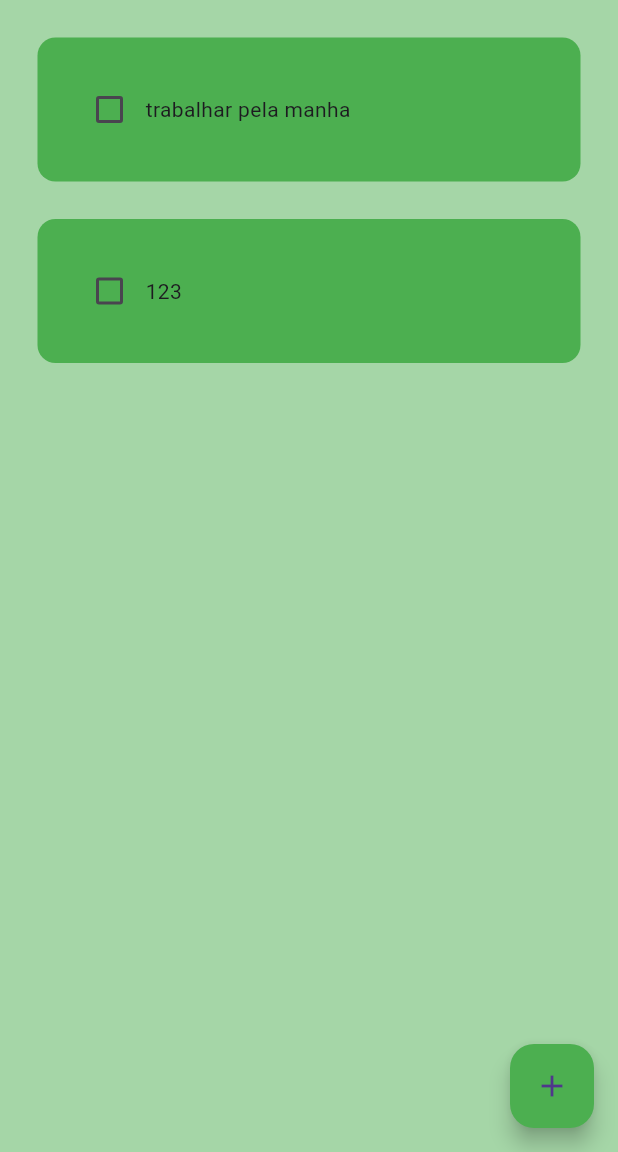
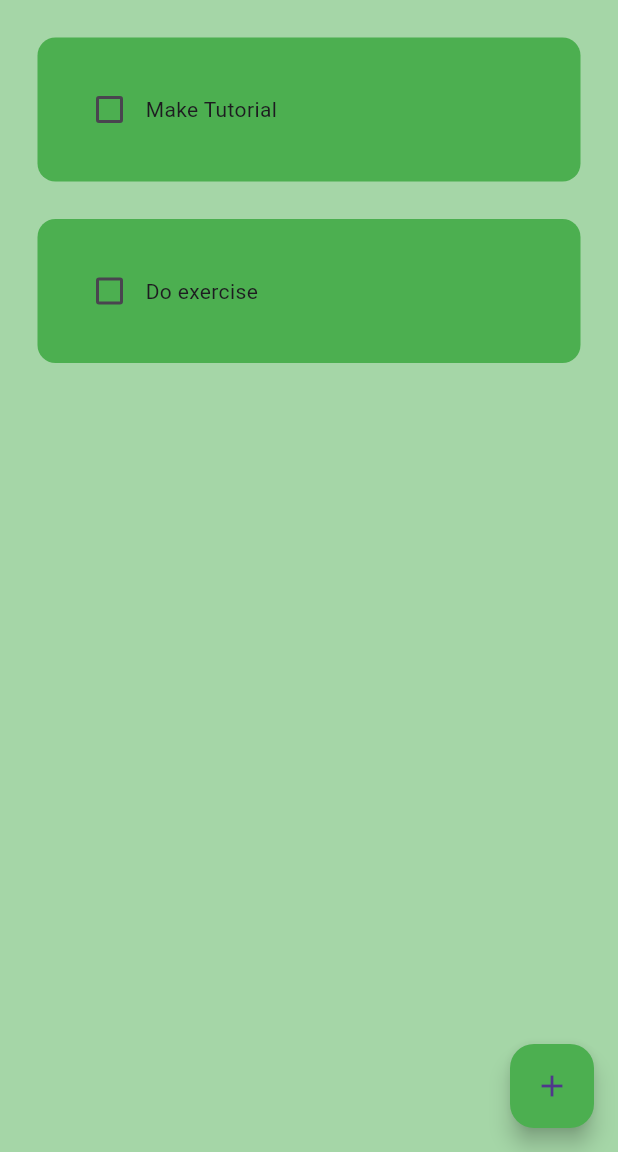
Before and after one commit to LucaAguiarOP/ToDoList, a Flutter app: the screen it shows after launch, on a phone screen of 412 x 824 dp, the part 84-1236 px from its top. Run offline on Flutter 3.47's test engine with Material 3 defaults, Android fonts, the phone set to English and light mode, and no system bars; drawn by our look-alikes of flutter_slidable; our stand-ins replace hive, hive_flutter; accounts and stored records are empty.

Commit message:
Hive Persistance added

```diff
--- a/lib/HomePage.dart
+++ b/lib/HomePage.dart
@@ -1,6 +1,8 @@
 import 'package:flutter/material.dart';
+import 'package:todolistflutter/data.dart';
 import 'package:todolistflutter/todo_tile.dart';
 import 'package:todolistflutter/dialog_box.dart';
+import 'package:hive/hive.dart';
 
 
 class HomePage extends StatefulWidget {
@@ -12,33 +14,56 @@ class HomePage extends StatefulWidget {
 
 class _HomePageState extends State<HomePage> {
 
+  final _myBox = Hive.box('mybox');
+
+  final bd = TodoDataBase();
+
   final _controller = TextEditingController();
 
-List toDoList = [
-  ["trabalhar pela manha", false],
-  ["123", false]
-];
+
+
+@override
+void initState() {
+
+  if (_myBox.get("TODOLIST") == null) {
+    bd.createInitialData();
+  } else {
+    bd.loadData();
+  }
+
+   super.initState();
+
+}
+
+
+
+
+
+
+
 
 void checkboxChanged(bool? value, int index) {
   setState(() {
-    toDoList[index][1] = !toDoList[index][1];
+    bd.toDoList[index][1] = !bd.toDoList[index][1];
   });
+  bd.updateDataBase();
 }
 
 
 void saveNewTask() {
   setState(() {
-    toDoList.add([ _controller.text, false]);
+    bd.toDoList.add([ _controller.text, false]);
     _controller.clear();
   });
   Navigator.of(context).pop();
+  bd.updateDataBase();
 }
 
 void deleteTask(int index) {
   setState(() {
-    toDoList.removeAt(index);
+    bd.toDoList.removeAt(index);
   });
-
+bd.updateDataBase();
 }
 
 
@@ -73,11 +98,11 @@ void createNewTask() {
         child: Icon(Icons.add),
       ),
       body: ListView.builder(
-        itemCount: toDoList.length,
+        itemCount: bd.toDoList.length,
         itemBuilder: (context, index) {
           return ToDoTile(
-            taskName: toDoList[index][0],
-            taskCompleted: toDoList[index][1],
+            taskName: bd.toDoList[index][0],
+            taskCompleted: bd.toDoList[index][1],
             onChanged: (value) => checkboxChanged(value, index),
             deleteFuction: (context) => deleteTask(index)
 
--- /dev/null
+++ b/lib/data.dart
@@ -0,0 +1,29 @@
+import 'package:flutter/material.dart';
+import 'package:hive_flutter/hive_flutter.dart';
+import 'package:hive/hive.dart';
+
+
+class TodoDataBase {
+
+  List toDoList = [];
+
+  final _myBox = Hive.box('mybox');
+
+
+void createInitialData() {
+  toDoList = [
+    ["Make Tutorial", false],
+    ["Do exercise", false],
+  ];
+}
+
+void loadData() {
+  toDoList = _myBox.get("TODOLIST");
+
+}
+
+void updateDataBase() {
+  _myBox.put("TODOLIST", toDoList);
+}
+
+}
--- a/pubspec.yaml
+++ b/pubspec.yaml
@@ -30,6 +30,8 @@ environment:
 dependencies:
   flutter:
     sdk: flutter
+  hive: ^2.2.3
+  hive_flutter: ^1.1.0
 
 
   # The following adds the Cupertino Icons font to your application.
@@ -41,6 +43,8 @@ dependencies:
 dev_dependencies:
   flutter_test:
     sdk: flutter
+  hive_generator: ^1.1.3
+  build_runner: ^2.1.11
 
   # The "flutter_lints" package below contains a set of recommended lints to
   # encourage good coding practices. The lint set provided by the package is
```
Also changed, not shown: lib/main.dart (+9 -1 lines), pubspec.lock, 6 other files.
